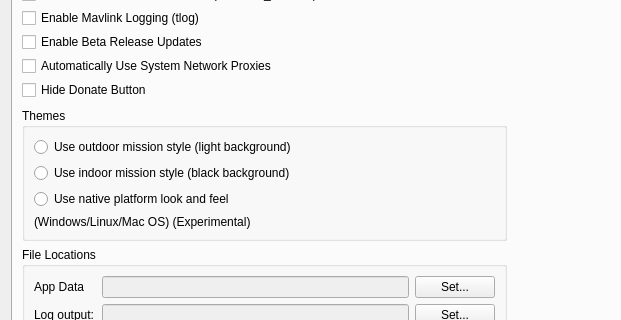
This is src/ui/QGCSettingsWidget.ui in Rouniy/apm_planner as Qt 5 draws it before an edit; both pictures show x 0 to 621 and y 160 to 480 of the 1014 by 839 pixel window. The edited form follows.
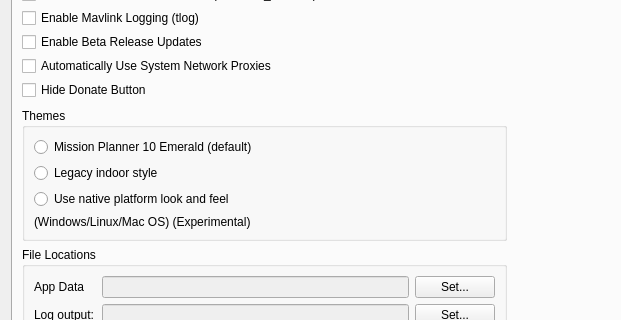
This is the edited form. Icons and pictures are not drawn.

Commit message:
feat: checkpoint Mission Planner 10 Qt parity
Replace legacy docking, qmake and plugin surfaces with the tested Qt/CMake application shell. Add exact-target command/parameter services, shared map cache, Mission/Fence/Rally planning, trusted QML plugins, Setup/Config pages, Flight Data actions, battery speech, and store-aware fence return undo.

```diff
--- a/src/ui/QGCSettingsWidget.ui
+++ b/src/ui/QGCSettingsWidget.ui
@@ -49,14 +49,14 @@
           <item>
            <widget class="QRadioButton" name="outdoorStyle">
             <property name="text">
-             <string>Use outdoor mission style (light background)</string>
+             <string>Mission Planner 10 Emerald (default)</string>
             </property>
            </widget>
           </item>
           <item>
            <widget class="QRadioButton" name="indoorStyle">
             <property name="text">
-             <string>Use indoor mission style (black background)</string>
+             <string>Legacy indoor style</string>
             </property>
            </widget>
           </item>
```
The commit also changes 634 other files.
